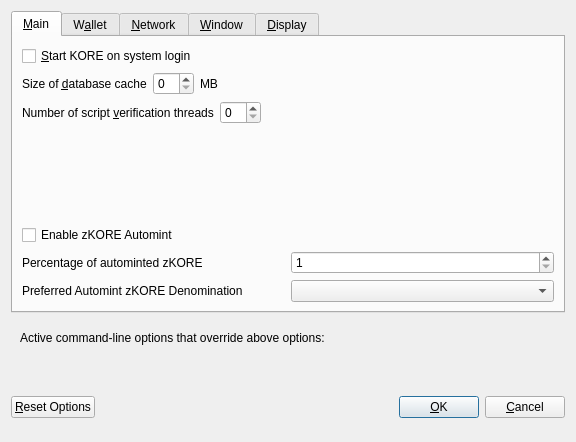
Old version of the form src/qt/forms/optionsdialog.ui in the repository RDevCore/kore-dev.
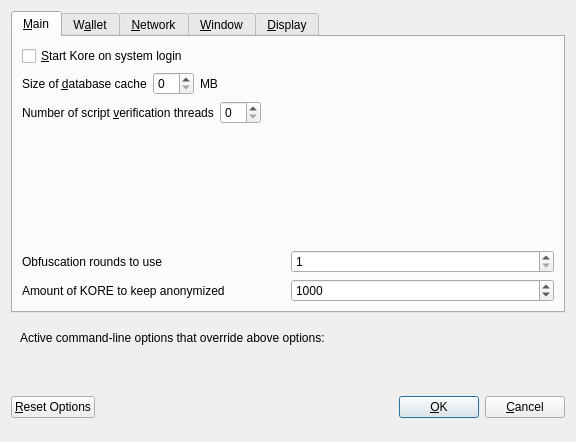
New version of the form. Custom widgets are drawn as their Qt base class.

Diff of the .ui file:
```diff
--- a/src/qt/forms/optionsdialog.ui
+++ b/src/qt/forms/optionsdialog.ui
@@ -33,7 +33,7 @@
           <string>Automatically start KORE after logging in to the system.</string>
          </property>
          <property name="text">
-          <string>&amp;Start KORE on system login</string>
+          <string>&amp;Start Kore on system login</string>
          </property>
         </widget>
        </item>
@@ -130,33 +130,20 @@
          </property>
         </spacer>
        </item>
-       <item>
-        <widget class="QCheckBox" name="checkBoxZeromintEnable">
-         <property name="toolTip">
-          <string>Enable automatic minting of KORE units to zKORE</string>
-         </property>
-         <property name="layoutDirection">
-          <enum>Qt::LeftToRight</enum>
-         </property>
-         <property name="text">
-          <string>Enable zKORE Automint</string>
-         </property>
-        </widget>
-       </item>
        <item>
         <layout class="QHBoxLayout" name="horizontalLayout_3">
          <item>
-          <widget class="QLabel" name="percentage_label">
+          <widget class="QLabel" name="label">
            <property name="toolTip">
-            <string>Percentage of incoming KORE which get automatically converted to zKORE via Zerocoin Protocol (min: 10%)</string>
+            <string>This setting determines the amount of individual masternodes that an input will be anonymized through.&lt;br/&gt;More rounds of anonymization gives a higher degree of privacy, but also costs more in fees.</string>
            </property>
            <property name="text">
-            <string>Percentage of autominted zKORE</string>
+            <string>Obfuscation rounds to use</string>
            </property>
           </widget>
          </item>
          <item>
-          <widget class="QSpinBox" name="zeromintPercentage">
+          <widget class="QSpinBox" name="obfuscationRounds">
            <property name="minimum">
             <number>1</number>
            </property>
@@ -173,37 +160,40 @@
           <enum>QLayout::SetFixedSize</enum>
          </property>
          <item>
-          <widget class="QLabel" name="labelPreferredDenom">
-           <property name="maximumSize">
-            <size>
-             <width>16777215</width>
-             <height>16777215</height>
-            </size>
-           </property>
+          <widget class="QLabel" name="label_2">
            <property name="toolTip">
-            <string>Wait with automatic conversion to Zerocoin until enough KORE for this denomination is available</string>
+            <string>This amount acts as a threshold to turn off Obfuscation once it's reached.</string>
+           </property>
+           <property name="statusTip">
+            <string notr="true"/>
+           </property>
+           <property name="whatsThis">
+            <string notr="true"/>
+           </property>
+           <property name="accessibleName">
+            <string notr="true"/>
+           </property>
+           <property name="accessibleDescription">
+            <string notr="true"/>
            </property>
            <property name="text">
-            <string>Preferred Automint zKORE Denomination</string>
+            <string>Amount of KORE to keep anonymized</string>
            </property>
           </widget>
          </item>
          <item>
-          <widget class="QComboBox" name="preferredDenom">
-           <property name="maximumSize">
-            <size>
-             <width>16777215</width>
-             <height>27</height>
-            </size>
+          <widget class="QSpinBox" name="anonymizeKore">
+           <property name="minimum">
+            <number>100</number>
            </property>
-           <property name="toolTip">
-            <string>Wait with automatic conversion to Zerocoin until enough KORE for this denomination is available</string>
+           <property name="maximum">
+            <number>100000</number>
            </property>
-           <property name="maxVisibleItems">
-            <number>9</number>
+           <property name="singleStep">
+            <number>100</number>
            </property>
-           <property name="maxCount">
-            <number>9</number>
+           <property name="value">
+            <number>1000</number>
            </property>
           </widget>
          </item>
```
